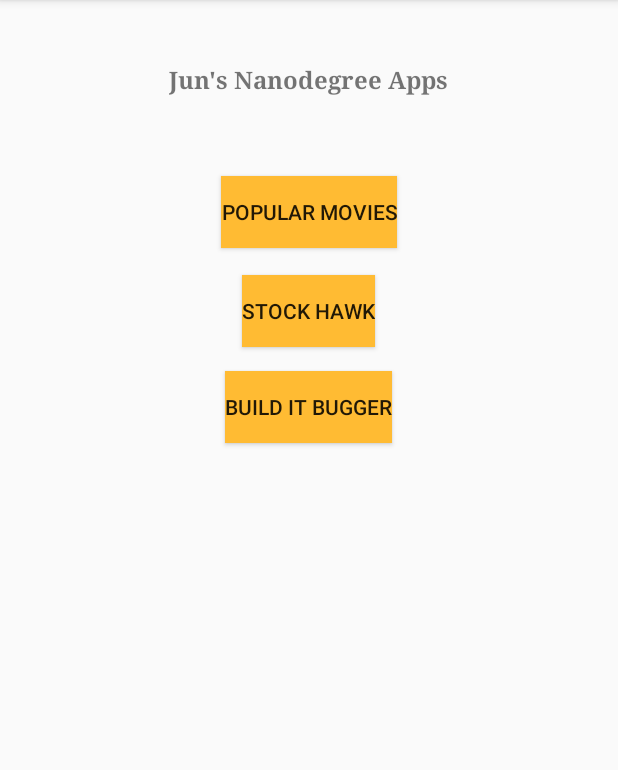
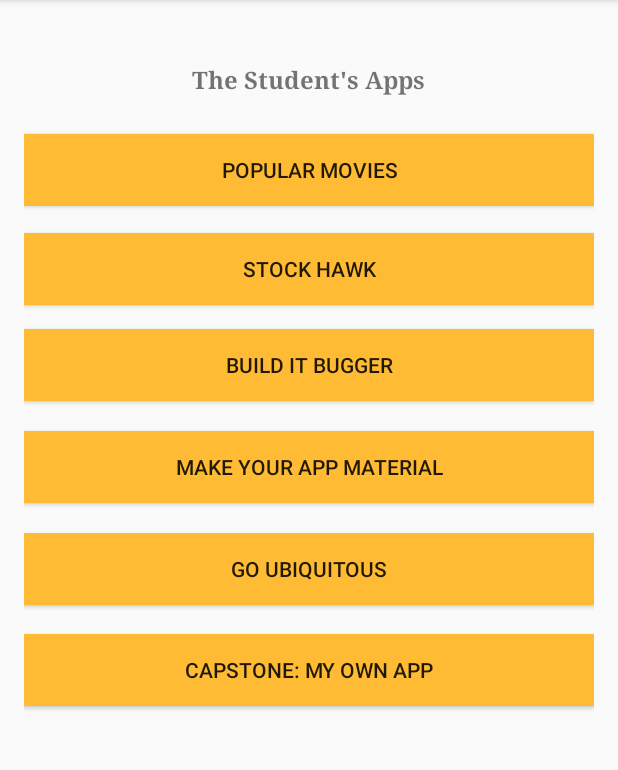
Before and after one commit to jwang1/android_proj0, an Android app: the screen it shows after launch (MainActivity), after a tap on "STOCK HAWK", on a phone screen of 412 x 824 dp, the part 84-854 px from its top. Run offline under Robolectric (Android 15) with nearby library versions, the phone set to English and light mode, and no system bars.

Commit message:
Added all the buttons.
TODO:

1. Need to make scrollable screen for landscape phone rotation

```diff
--- a/app/src/main/java/com/iexpress/hello/junnanodegreeapps/MainActivity.java
+++ b/app/src/main/java/com/iexpress/hello/junnanodegreeapps/MainActivity.java
@@ -25,12 +25,26 @@ public class MainActivity extends AppCompatActivity {
   }
 
   public void clickPopularMovies(View view) {
-    toast.setText("Hello Annie, this " + ((Button)view).getText()  + " button will lauch Popular Movies Project.");
+    toast.setText("Hello Annie, this " + ((Button)view).getText()  + " button will launch Popular Movies Project.");
     toast.show();
   }
 
   public void clickStockHawk(View view) {
-    toast.setText("Hello Raymond, this " + ((Button)view).getText()  + " button will lauch Stock Hawk Project.");
+    toast.setText("Hello Raymond, this " + ((Button)view).getText()  + " button will launch Stock Hawk Project.");
+    toast.show();
+  }
+
+  public void clickMakeAppMaterial(View view) {
+    toast.setText("Hello Daddy, this " + ((Button) view).getText() + " button will launch Make Your App Material");
+    toast.show();
+  }
+
+  public void clickGoUbiquitous(View view) {
+    toast.setText("Hello Kitty, this " + ((Button) view).getText() + " button will launch Go Ubiquitous App Material");
+    toast.show();
+  }
+
+  public void clickCapstone(View view) {
     toast.show();
   }
 
--- a/app/src/main/res/layout/activity_main.xml
+++ b/app/src/main/res/layout/activity_main.xml
@@ -28,7 +28,7 @@
     <Button
         android:id="@+id/stock_hawk_button"
         android:text="@string/stock_hawk"
-        android:layout_width="wrap_content"
+        android:layout_width="match_parent"
         android:layout_height="wrap_content"
         android:layout_marginTop="18dp"
         android:background="@android:color/holo_orange_light"
@@ -37,23 +37,61 @@
         android:layout_centerHorizontal="true"/>
 
     <Button
-        android:id="@+id/popular_movies_button"
-        android:layout_width="wrap_content"
-        android:layout_height="wrap_content"
-        android:text="@string/popular_movies"
-        android:background="@android:color/holo_orange_light"
-        android:onClick="clickPopularMovies"
-        android:layout_marginTop="53dp"
-        android:layout_below="@+id/app_title_textview"
-        android:layout_centerHorizontal="true"/>
-
-    <Button
         android:text="@string/build_it_bigger"
-        android:layout_width="wrap_content"
+        android:layout_width="match_parent"
         android:layout_height="wrap_content"
         android:layout_marginTop="16dp"
         android:id="@+id/build_it_bigger"
         android:background="@android:color/holo_orange_light"
         android:layout_below="@+id/stock_hawk_button"
         android:layout_centerHorizontal="true"/>
+
+    <Button
+        android:id="@+id/make_your_app_material_button"
+        android:text="@string/make_your_app_material"
+        android:layout_width="match_parent"
+        android:layout_height="wrap_content"
+        android:layout_marginTop="20dp"
+        android:background="@android:color/holo_orange_light"
+        android:layout_below="@+id/build_it_bigger"
+        android:layout_alignParentLeft="true"
+        android:layout_alignParentStart="true"
+        android:onClick="clickMakeAppMaterial"/>
+
+    <Button
+        android:id="@+id/go_ubiquitous_button"
+        android:text="@string/go_ubiquitous"
+        android:layout_width="match_parent"
+        android:layout_height="wrap_content"
+        android:layout_below="@+id/make_your_app_material_button"
+        android:layout_centerHorizontal="true"
+        android:layout_marginTop="20dp"
+        android:background="@android:color/holo_orange_light"
+        android:onClick="clickGoUbiquitous"
+        />
+
+    <Button
+        android:id="@+id/popular_movies_button"
+        android:layout_width="match_parent"
+        android:layout_height="wrap_content"
+        android:text="@string/popular_movies"
+        android:background="@android:color/holo_orange_light"
+        android:onClick="clickPopularMovies"
+        android:layout_marginTop="25dp"
+        android:layout_below="@+id/app_title_textview"
+        android:layout_alignParentLeft="true"
+        android:layout_alignParentStart="true"/>
+
+    <Button
+        android:id="@+id/capstone_button"
+        android:text="@string/capstone"
+        android:layout_width="match_parent"
+        android:layout_height="wrap_content"
+        android:background="@android:color/holo_orange_light"
+        android:layout_below="@+id/go_ubiquitous_button"
+        android:layout_alignParentLeft="true"
+        android:layout_alignParentStart="true"
+        android:layout_marginTop="19dp"
+        android:onClick="clickCapstone"/>
+
 </RelativeLayout>
--- a/app/src/main/res/values/strings.xml
+++ b/app/src/main/res/values/strings.xml
@@ -1,6 +1,6 @@
 <resources>
     <string name="app_name">JunNanodegreeApps</string>
-    <string name="app_title">Jun\'s Nanodegree Apps</string>
+    <string name="app_title">The Student\'s Apps</string>
     <string name="popular_movies">POPULAR MOVIES</string>
     <string name="stock_hawk">STOCK HAWK</string>
     <string name="build_it_bigger">BUILD IT BUGGER</string>
```
